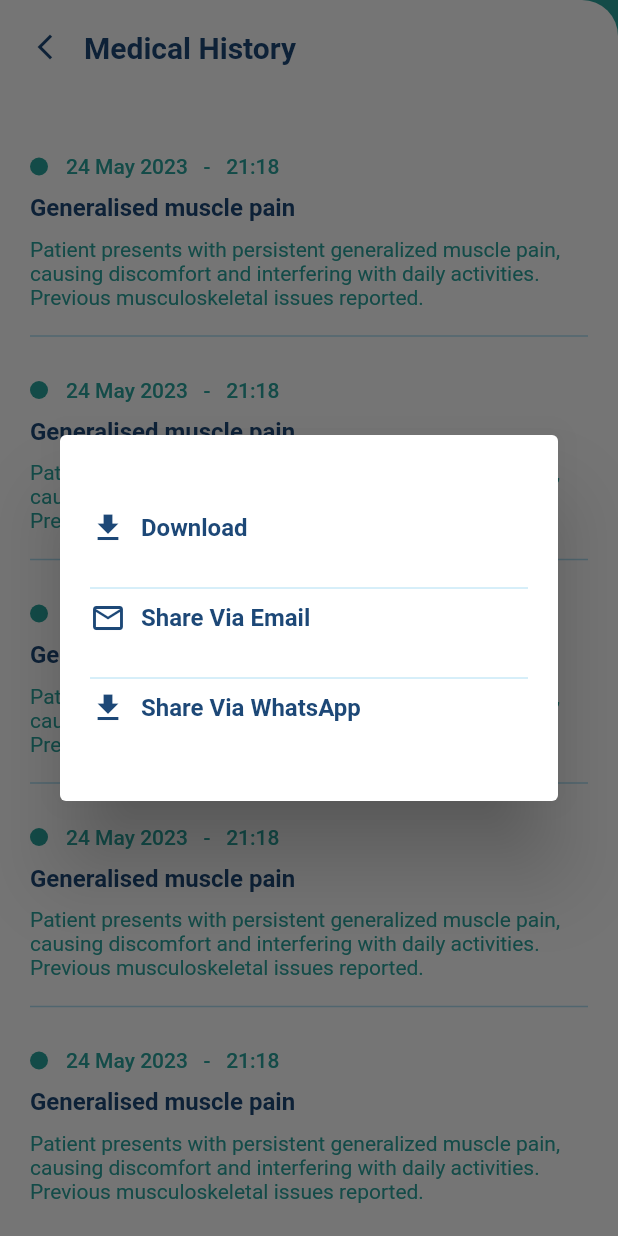
After one commit to Hasnainhai/emos, a Flutter app: the screen it shows after launch, after a tap on "Generalised muscle pain", on a phone screen of 412 x 824 dp. The commit adds this screen. Run offline on Flutter 3.47's test engine with Material 2 defaults, Android fonts, the phone set to English and light mode, and no system bars; our stand-ins replace another_flushbar, flutter_rating_bar, fluttertoast, google_fonts.

Commit message:
dowload history pop up complete

```diff
--- /dev/null
+++ b/lib/download_popup.dart
@@ -0,0 +1,98 @@
+import 'package:emos/components/VerticalSpacing/vertical_spacing.dart';
+import 'package:emos/res/GlobalColors/colors.dart';
+import 'package:flutter/material.dart';
+import 'package:google_fonts/google_fonts.dart';
+
+class DownloadPopup extends StatelessWidget {
+  const DownloadPopup({super.key});
+
+  @override
+  Widget build(BuildContext context) {
+    return Dialog(
+      child: Padding(
+        padding: const EdgeInsets.all(20),
+        child: Column(
+          mainAxisSize: MainAxisSize.min,
+          children: [
+            const VerticalSpeacing(30),
+            Row(
+              children: [
+                const Icon(
+                  Icons.download,
+                  color: AppColor.textColor,
+                ),
+                const SizedBox(
+                  width: 10,
+                ),
+                Text(
+                  "Download",
+                  style: GoogleFonts.getFont(
+                    "Roboto",
+                    textStyle: const TextStyle(
+                      fontSize: 16,
+                      fontWeight: FontWeight.w600,
+                      color: AppColor.textColor,
+                    ),
+                  ),
+                ),
+              ],
+            ),
+            const VerticalSpeacing(20),
+            const Divider(
+              color: AppColor.textFieldColor,
+            ),
+            Row(
+              children: [
+                const Icon(
+                  Icons.mail_outline,
+                  color: AppColor.textColor,
+                ),
+                const SizedBox(
+                  width: 10,
+                ),
+                Text(
+                  "Share Via Email",
+                  style: GoogleFonts.getFont(
+                    "Roboto",
+                    textStyle: const TextStyle(
+                      fontSize: 16,
+                      fontWeight: FontWeight.w600,
+                      color: AppColor.textColor,
+                    ),
+                  ),
+                ),
+              ],
+            ),
+            const VerticalSpeacing(20),
+            const Divider(
+              color: AppColor.textFieldColor,
+            ),
+            Row(
+              children: [
+                const Icon(
+                  Icons.download,
+                  color: AppColor.textColor,
+                ),
+                const SizedBox(
+                  width: 10,
+                ),
+                Text(
+                  "Share Via WhatsApp",
+                  style: GoogleFonts.getFont(
+                    "Roboto",
+                    textStyle: const TextStyle(
+                      fontSize: 16,
+                      fontWeight: FontWeight.w600,
+                      color: AppColor.textColor,
+                    ),
+                  ),
+                ),
+              ],
+            ),
+            const VerticalSpeacing(30),
+          ],
+        ),
+      ),
+    );
+  }
+}
--- a/lib/view/MedicalHistory/Widgets/history_view.dart
+++ b/lib/view/MedicalHistory/Widgets/history_view.dart
@@ -1,4 +1,5 @@
 import 'package:emos/components/VerticalSpacing/vertical_spacing.dart';
+import 'package:emos/download_popup.dart';
 import 'package:emos/res/GlobalColors/colors.dart';
 import 'package:flutter/material.dart';
 import 'package:google_fonts/google_fonts.dart';
@@ -40,7 +41,13 @@ class HistoryCard extends StatelessWidget {
         const VerticalSpeacing(
           10,
         ),
-        Text(
+        InkWell(
+          onTap: () {
+            showDialog(
+                context: context,
+                builder: (BuildContext context) => const DownloadPopup());
+          },
+          child: Text(
             "Generalised muscle pain",
             style: GoogleFonts.getFont(
               "Roboto",
@@ -48,6 +55,7 @@ class HistoryCard extends StatelessWidget {
                 fontSize: 16,
                 fontWeight: FontWeight.w600,
                 color: AppColor.textColor,
+              ),
             ),
           ),
         ),
```
Lines whose indentation alone changed are shown as unchanged.
